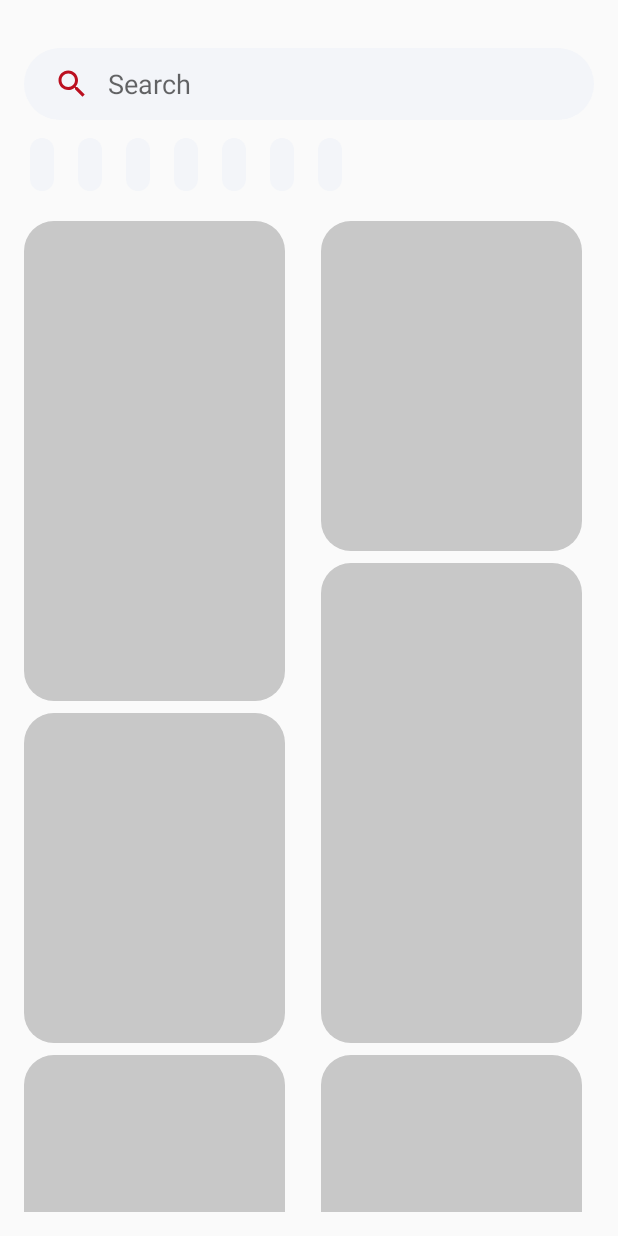
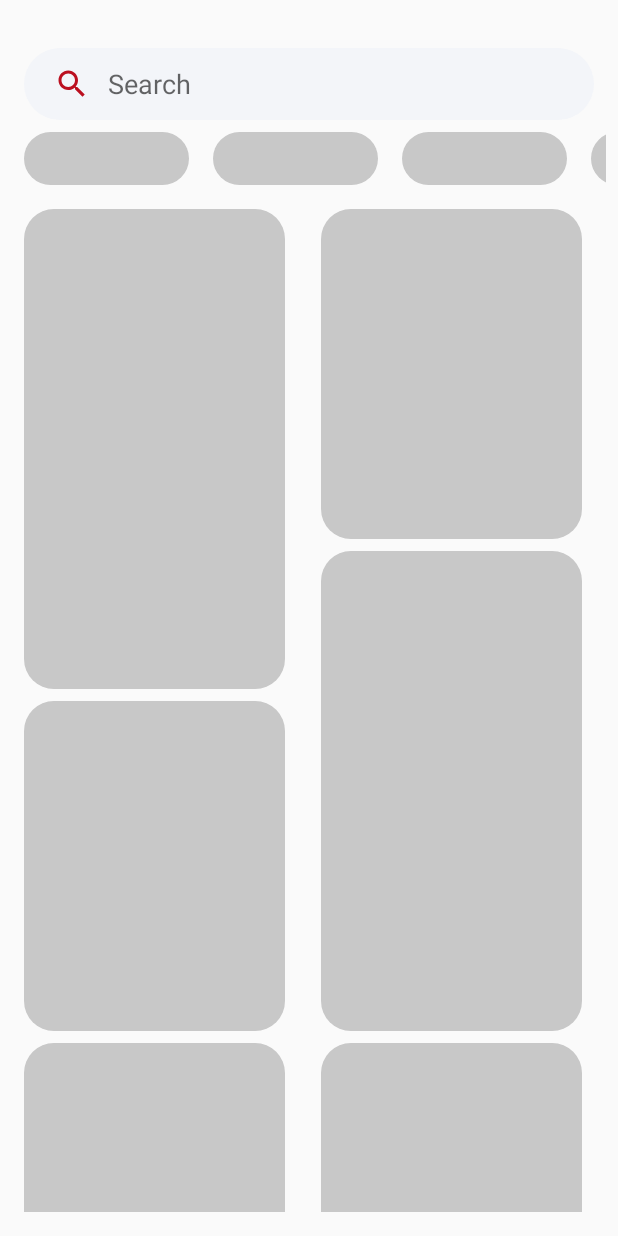
Before and after one commit to Kiryll01/PexelsApp, an Android app: the layout fragment_home.xml on its own in the app's theme, with its tools: preview values and no code run, on a phone screen of 412 x 824 dp. Run offline under Robolectric (Android 15) with nearby library versions, the phone set to English and light mode, and no system bars.

Commit message:
add query param to photo to get correct photos when user navigates to the previous fragment

```diff
--- a/app/src/main/java/com/example/pexelsapp/Data/Dtos/PexelsPhotoDto.kt
+++ b/app/src/main/java/com/example/pexelsapp/Data/Dtos/PexelsPhotoDto.kt
@@ -11,7 +11,8 @@ data class PexelsPhotoDto (
     val url: String,
     val photographer: String,
     val src: Map<String, String>,
-    var isLiked : Boolean = false
+    var isLiked : Boolean = false,
+    var queryParam : String? = null
 ) : java.io.Serializable{
     constructor() : this(0, 0, 0, "", "", mapOf(), false)
     fun asEntity() = PexelsPhotoEntity(
@@ -23,6 +24,7 @@ data class PexelsPhotoDto (
         src.get(PexelsSize.MEDIUM.sizeName)?:"",
         src.get(PexelsSize.LARGE.sizeName)?:"",
         src.get(PexelsSize.ORIGINAL.sizeName)?:"",
-        isLiked
+        isLiked,
+        queryParam
     )
 }
--- a/app/src/main/java/com/example/pexelsapp/Data/Entitites/PexelsPhotoEntity.kt
+++ b/app/src/main/java/com/example/pexelsapp/Data/Entitites/PexelsPhotoEntity.kt
@@ -18,7 +18,8 @@ data class PexelsPhotoEntity(
     val medium : String,
     val large : String,
     val original : String,
-    var isLiked : Boolean = false
+    var isLiked : Boolean = false,
+    var queryParam : String? = null
 ){
     fun asDto() = PexelsPhotoDto(
             id,
@@ -32,6 +33,7 @@ data class PexelsPhotoEntity(
                 Pair("large",large),
                 Pair("original",original)
             ),
-        isLiked
+        isLiked,
+        queryParam
         )
 }
--- a/app/src/main/java/com/example/pexelsapp/ui/home/HomeFragment.kt
+++ b/app/src/main/java/com/example/pexelsapp/ui/home/HomeFragment.kt
@@ -51,6 +51,8 @@ class HomeFragment : Fragment() {
         binding.collectionsScrollView.root.isVisible = false
 
         binding.shimmerHomeList.startShimmer()
+
+        binding.shimmerCollections.startShimmer()
 
         setQueryListener()
 
@@ -175,9 +177,9 @@ class HomeFragment : Fragment() {
     }
 
     private fun setScrollView() {
-        binding.collectionsScrollView.apply {
         lifecycleScope.launch {
             viewModel.collections.collect {
+                    binding.collectionsScrollView.apply {
                         Log.d(TAG, "$it")
                         if (it.isNotEmpty() && it.size > 6) {
                             radioButton1.text = it[0].name
@@ -188,7 +190,11 @@ class HomeFragment : Fragment() {
                             radioButton6.text = it[5].name
                             radioButton7.text = it[6].name
                         }
-                    root.visibility = View.VISIBLE
+                    }
+                    if (binding.shimmerCollections.isVisible) {
+                        binding.shimmerCollections.stopShimmer()
+                        binding.shimmerCollections.isVisible = false
+                        binding.collectionsScrollView.root.isVisible=true
                     }
             }
         }
--- /dev/null
+++ b/app/src/main/res/layout/collection_shimmer_item.xml
@@ -0,0 +1,16 @@
+<?xml version="1.0" encoding="utf-8"?>
+<FrameLayout xmlns:android="http://schemas.android.com/apk/res/android"
+             android:layout_width="wrap_content"
+             android:layout_height="match_parent">
+    <com.google.android.material.textview.MaterialTextView
+            android:id="@+id/radio_button_1"
+            android:layout_width="110dp"
+            android:layout_height="wrap_content"
+
+            android:padding="@dimen/radio_button_padding"
+            android:layout_marginStart="@dimen/radio_button_start"
+            android:layout_marginEnd="@dimen/radio_button_end"
+
+            android:background="@drawable/shimmer_item_background"
+    />
+</FrameLayout>
--- a/app/src/main/res/layout/fragment_home.xml
+++ b/app/src/main/res/layout/fragment_home.xml
@@ -35,7 +35,26 @@
             android:layout_marginTop="8dp"
             android:id="@+id/collections_scroll_view"
             layout="@layout/collections_view"
+            android:visibility="gone"
     />
+    <com.facebook.shimmer.ShimmerFrameLayout
+            android:layout_width="match_parent"
+            android:layout_height="wrap_content"
+            android:id="@+id/shimmer_collections"
+            tools:duration="800">
+        <LinearLayout
+                android:layout_marginTop="8dp"
+                android:layout_width="match_parent"
+                android:layout_height="wrap_content"
+                android:orientation="horizontal">
+            <include layout="@layout/collection_shimmer_item"></include>
+            <include layout="@layout/collection_shimmer_item"></include>
+            <include layout="@layout/collection_shimmer_item"></include>
+            <include layout="@layout/collection_shimmer_item"></include>
+        </LinearLayout>
+    </com.facebook.shimmer.ShimmerFrameLayout>
+
+
     <com.facebook.shimmer.ShimmerFrameLayout
             android:paddingTop="8dp"
             android:id="@+id/shimmer_home_list"
```
Lines whose indentation alone changed are shown as unchanged.
